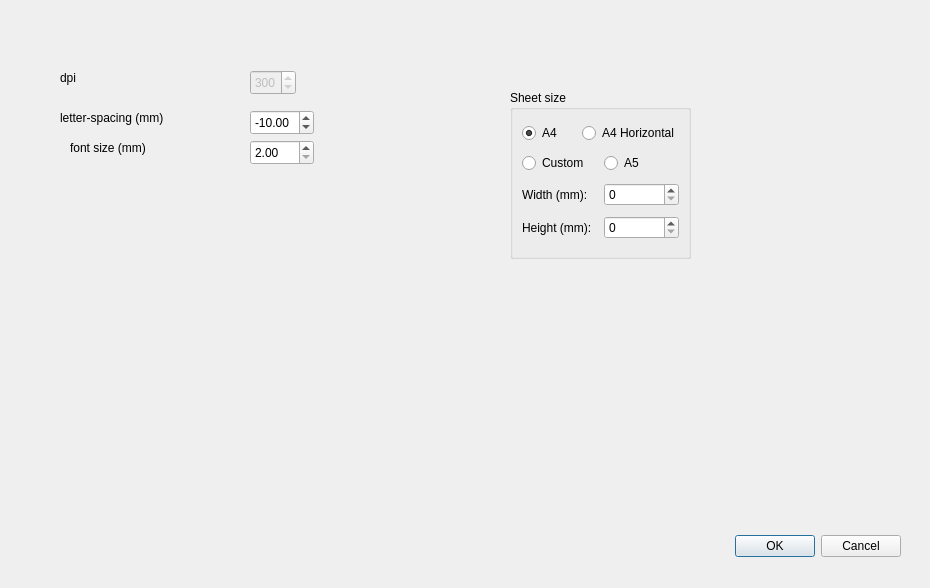
First picture: the form in preferencesdialog.ui, repository aizenbit/Scribbler, before the edit.
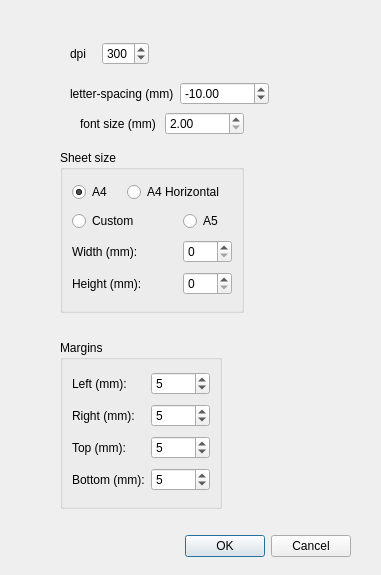
Second picture: the form after the edit.

Commit message: add margins and dpi settings, ui fix, remove useless code

Patch:
```diff
--- a/preferencesdialog.ui
+++ b/preferencesdialog.ui
@@ -6,8 +6,8 @@
    <rect>
     <x>0</x>
     <y>0</y>
-    <width>930</width>
-    <height>588</height>
+    <width>381</width>
+    <height>575</height>
    </rect>
   </property>
   <property name="windowTitle">
@@ -16,7 +16,7 @@
   <widget class="QDialogButtonBox" name="buttonBox">
    <property name="geometry">
     <rect>
-     <x>560</x>
+     <x>10</x>
      <y>530</y>
      <width>341</width>
      <height>32</height>
@@ -29,118 +29,20 @@
     <set>QDialogButtonBox::Cancel|QDialogButtonBox::Ok</set>
    </property>
   </widget>
-  <widget class="QSpinBox" name="dpiSpinBox">
-   <property name="enabled">
-    <bool>false</bool>
-   </property>
-   <property name="geometry">
-    <rect>
-     <x>250</x>
-     <y>70</y>
-     <width>46</width>
-     <height>25</height>
-    </rect>
-   </property>
-   <property name="minimum">
-    <number>50</number>
-   </property>
-   <property name="maximum">
-    <number>600</number>
-   </property>
-   <property name="value">
-    <number>300</number>
-   </property>
-  </widget>
-  <widget class="QDoubleSpinBox" name="letterSpacingSpinBox">
-   <property name="geometry">
-    <rect>
-     <x>250</x>
-     <y>110</y>
-     <width>64</width>
-     <height>25</height>
-    </rect>
-   </property>
-   <property name="minimum">
-    <double>-999.000000000000000</double>
-   </property>
-   <property name="maximum">
-    <double>999.000000000000000</double>
-   </property>
-   <property name="value">
-    <double>-10.000000000000000</double>
-   </property>
-  </widget>
-  <widget class="QLabel" name="label">
-   <property name="geometry">
-    <rect>
-     <x>60</x>
-     <y>70</y>
-     <width>55</width>
-     <height>16</height>
-    </rect>
-   </property>
-   <property name="text">
-    <string>dpi</string>
-   </property>
-  </widget>
-  <widget class="QLabel" name="label_2">
-   <property name="geometry">
-    <rect>
-     <x>60</x>
-     <y>110</y>
-     <width>121</width>
-     <height>16</height>
-    </rect>
-   </property>
-   <property name="text">
-    <string>letter-spacing (mm)</string>
-   </property>
-  </widget>
-  <widget class="QLabel" name="label_3">
-   <property name="geometry">
-    <rect>
-     <x>70</x>
-     <y>140</y>
-     <width>91</width>
-     <height>16</height>
-    </rect>
-   </property>
-   <property name="text">
-    <string>font size (mm)</string>
-   </property>
-  </widget>
-  <widget class="QDoubleSpinBox" name="fontSizeSpinBox">
-   <property name="geometry">
-    <rect>
-     <x>250</x>
-     <y>140</y>
-     <width>64</width>
-     <height>25</height>
-    </rect>
-   </property>
-   <property name="minimum">
-    <double>2.000000000000000</double>
-   </property>
-   <property name="maximum">
-    <double>999.990000000000009</double>
-   </property>
-  </widget>
   <widget class="QGroupBox" name="groupBox">
    <property name="geometry">
     <rect>
-     <x>510</x>
-     <y>90</y>
-     <width>181</width>
-     <height>169</height>
+     <x>60</x>
+     <y>150</y>
+     <width>184</width>
+     <height>163</height>
     </rect>
    </property>
    <property name="title">
     <string>Sheet size</string>
    </property>
-   <layout class="QVBoxLayout" name="verticalLayout">
-    <item>
-     <layout class="QHBoxLayout" name="horizontalLayout_3">
-      <item>
+   <layout class="QGridLayout" name="gridLayout_2">
+    <item row="0" column="0">
        <widget class="QRadioButton" name="A4RadioButton">
         <property name="text">
          <string>A4</string>
@@ -150,61 +52,49 @@
         </property>
        </widget>
       </item>
-      <item>
+    <item row="0" column="1" colspan="2">
        <widget class="QRadioButton" name="A4HRadioButton">
         <property name="text">
          <string>A4 Horizontal</string>
         </property>
        </widget>
       </item>
-     </layout>
-    </item>
-    <item>
-     <layout class="QHBoxLayout" name="horizontalLayout_4">
-      <item>
+    <item row="1" column="0" colspan="2">
        <widget class="QRadioButton" name="CustomRadioButton">
         <property name="text">
          <string>Custom</string>
         </property>
        </widget>
       </item>
-      <item>
+    <item row="1" column="2">
        <widget class="QRadioButton" name="A5RadioButton">
         <property name="text">
          <string>A5</string>
         </property>
        </widget>
       </item>
-     </layout>
-    </item>
-    <item>
-     <layout class="QHBoxLayout" name="horizontalLayout">
-      <item>
+    <item row="2" column="0" colspan="2">
        <widget class="QLabel" name="label_4">
         <property name="text">
          <string>Width (mm):</string>
         </property>
        </widget>
       </item>
-      <item>
+    <item row="2" column="2">
        <widget class="QSpinBox" name="sheetWidthSpinBox">
         <property name="maximum">
          <number>999</number>
         </property>
        </widget>
       </item>
-     </layout>
-    </item>
-    <item>
-     <layout class="QHBoxLayout" name="horizontalLayout_2">
-      <item>
+    <item row="3" column="0" colspan="2">
        <widget class="QLabel" name="label_5">
         <property name="text">
          <string>Height (mm):</string>
         </property>
        </widget>
       </item>
-      <item>
+    <item row="3" column="2">
        <widget class="QSpinBox" name="sheetHeightSpinBox">
         <property name="maximum">
          <number>999</number>
@@ -212,6 +102,171 @@
        </widget>
       </item>
      </layout>
+  </widget>
+  <widget class="QGroupBox" name="groupBox_2">
+   <property name="geometry">
+    <rect>
+     <x>60</x>
+     <y>340</y>
+     <width>162</width>
+     <height>169</height>
+    </rect>
+   </property>
+   <property name="title">
+    <string>Margins</string>
+   </property>
+   <layout class="QGridLayout" name="gridLayout">
+    <item row="0" column="0">
+     <widget class="QLabel" name="label_6">
+      <property name="text">
+       <string>Left (mm):</string>
+      </property>
+     </widget>
+    </item>
+    <item row="0" column="1">
+     <widget class="QSpinBox" name="leftMarginsSpinBox">
+      <property name="value">
+       <number>5</number>
+      </property>
+     </widget>
+    </item>
+    <item row="1" column="0">
+     <widget class="QLabel" name="label_7">
+      <property name="text">
+       <string>Right (mm):</string>
+      </property>
+     </widget>
+    </item>
+    <item row="1" column="1">
+     <widget class="QSpinBox" name="rightMarginsSpinBox">
+      <property name="value">
+       <number>5</number>
+      </property>
+     </widget>
+    </item>
+    <item row="2" column="0">
+     <widget class="QLabel" name="label_8">
+      <property name="text">
+       <string>Top (mm):</string>
+      </property>
+     </widget>
+    </item>
+    <item row="2" column="1">
+     <widget class="QSpinBox" name="topMarginsSpinBox">
+      <property name="value">
+       <number>5</number>
+      </property>
+     </widget>
+    </item>
+    <item row="3" column="0">
+     <widget class="QLabel" name="label_9">
+      <property name="text">
+       <string>Bottom (mm):</string>
+      </property>
+     </widget>
+    </item>
+    <item row="3" column="1">
+     <widget class="QSpinBox" name="bottomMarginsSpinBox">
+      <property name="value">
+       <number>5</number>
+      </property>
+     </widget>
+    </item>
+   </layout>
+  </widget>
+  <widget class="QWidget" name="">
+   <property name="geometry">
+    <rect>
+     <x>70</x>
+     <y>40</y>
+     <width>79</width>
+     <height>27</height>
+    </rect>
+   </property>
+   <layout class="QHBoxLayout" name="horizontalLayout_5">
+    <item>
+     <widget class="QLabel" name="label">
+      <property name="text">
+       <string>dpi</string>
+      </property>
+     </widget>
+    </item>
+    <item>
+     <widget class="QSpinBox" name="dpiSpinBox">
+      <property name="enabled">
+       <bool>true</bool>
+      </property>
+      <property name="minimum">
+       <number>50</number>
+      </property>
+      <property name="maximum">
+       <number>600</number>
+      </property>
+      <property name="value">
+       <number>300</number>
+      </property>
+     </widget>
+    </item>
+   </layout>
+  </widget>
+  <widget class="QWidget" name="">
+   <property name="geometry">
+    <rect>
+     <x>70</x>
+     <y>80</y>
+     <width>199</width>
+     <height>27</height>
+    </rect>
+   </property>
+   <layout class="QHBoxLayout" name="horizontalLayout_6">
+    <item>
+     <widget class="QLabel" name="label_2">
+      <property name="text">
+       <string>letter-spacing (mm)</string>
+      </property>
+     </widget>
+    </item>
+    <item>
+     <widget class="QDoubleSpinBox" name="letterSpacingSpinBox">
+      <property name="minimum">
+       <double>-999.000000000000000</double>
+      </property>
+      <property name="maximum">
+       <double>999.000000000000000</double>
+      </property>
+      <property name="value">
+       <double>-10.000000000000000</double>
+      </property>
+     </widget>
+    </item>
+   </layout>
+  </widget>
+  <widget class="QWidget" name="">
+   <property name="geometry">
+    <rect>
+     <x>80</x>
+     <y>110</y>
+     <width>164</width>
+     <height>27</height>
+    </rect>
+   </property>
+   <layout class="QHBoxLayout" name="horizontalLayout_7">
+    <item>
+     <widget class="QLabel" name="label_3">
+      <property name="text">
+       <string>font size (mm)</string>
+      </property>
+     </widget>
+    </item>
+    <item>
+     <widget class="QDoubleSpinBox" name="fontSizeSpinBox">
+      <property name="minimum">
+       <double>2.000000000000000</double>
+      </property>
+      <property name="maximum">
+       <double>999.990000000000009</double>
+      </property>
+     </widget>
     </item>
    </layout>
   </widget>
```
Lines whose indentation alone changed are shown as unchanged. The commit also changes 2 other files.
